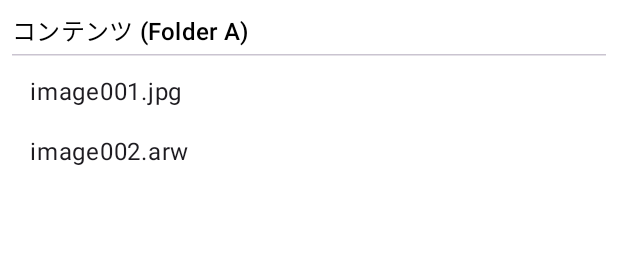
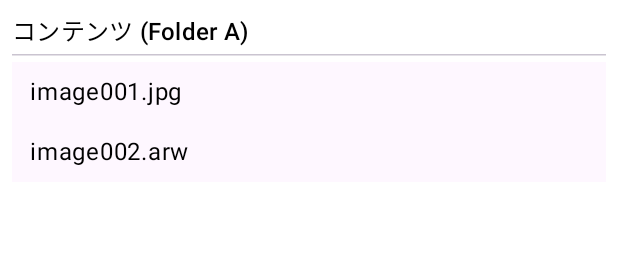
Before and after one commit to SGA-Dai-Kajimoto/CAMERA_AND_TV, an Android app built with Jetpack Compose: the @Preview function ContentPanelPreview, on a phone screen of 412 x 824 dp. Shown: the top 273 px of the screen. Run offline under Robolectric (Android 15) with nearby library versions, the light colour scheme and no system bars; network calls fail.

Commit message:
fix: use dev3 API URL and add D-pad focus indicator to FolderItem/ContentItem

```diff
--- a/Camera_PoC/app/src/main/java/com/sony/dtv/carmera_poc/data/local/TokenPreferences.kt
+++ b/Camera_PoC/app/src/main/java/com/sony/dtv/carmera_poc/data/local/TokenPreferences.kt
@@ -29,7 +29,7 @@ class TokenPreferences(private val dataStore: DataStore<Preferences>) {
         private val KEY_USER_ID = stringPreferencesKey("user_id")
         private val KEY_ACCOUNT = stringPreferencesKey("account")
 
-        const val DEFAULT_BASE_URL = "https://ws.dev.imagingedge.sony.net"
+        const val DEFAULT_BASE_URL = "https://ws.dev3.imagingedge.sony.net"
         const val DEFAULT_APP_TYPE = "_trial_"
 
         /** Context から TokenPreferences を生成するファクトリ */
--- a/Camera_PoC/app/src/main/java/com/sony/dtv/carmera_poc/ui/main/ContentPanel.kt
+++ b/Camera_PoC/app/src/main/java/com/sony/dtv/carmera_poc/ui/main/ContentPanel.kt
@@ -4,6 +4,8 @@ import android.net.Uri
 import android.provider.OpenableColumns
 import androidx.activity.compose.rememberLauncherForActivityResult
 import androidx.activity.result.contract.ActivityResultContracts
+import androidx.compose.foundation.background
+import androidx.compose.foundation.border
 import androidx.compose.foundation.clickable
 import androidx.compose.foundation.layout.Arrangement
 import androidx.compose.foundation.layout.Box
@@ -27,6 +29,7 @@ import androidx.compose.runtime.remember
 import androidx.compose.runtime.setValue
 import androidx.compose.ui.Alignment
 import androidx.compose.ui.Modifier
+import androidx.compose.ui.focus.onFocusChanged
 import androidx.compose.ui.platform.LocalContext
 import androidx.compose.ui.tooling.preview.Preview
 import androidx.compose.ui.unit.dp
@@ -150,16 +153,19 @@ private fun ContentItem(
     isSelected: Boolean,
     onClick: () -> Unit,
 ) {
-    val textColor = if (isSelected) {
-        MaterialTheme.colorScheme.primary
-    } else {
-        MaterialTheme.colorScheme.onSurface
+    var isFocused by remember { mutableStateOf(false) }
+    val bgColor = when {
+        isFocused -> MaterialTheme.colorScheme.inversePrimary
+        isSelected -> MaterialTheme.colorScheme.primaryContainer
+        else -> MaterialTheme.colorScheme.surface
     }
     Text(
         text = content.displayName,
-        color = textColor,
         modifier = Modifier
             .fillMaxWidth()
+            .background(bgColor)
+            .then(if (isFocused) Modifier.border(2.dp, MaterialTheme.colorScheme.primary) else Modifier)
+            .onFocusChanged { isFocused = it.isFocused }
             .clickable(onClick = onClick)
             .padding(horizontal = 12.dp, vertical = 8.dp),
     )
```
Also changed, not shown: Camera_PoC/app/src/main/java/com/sony/dtv/carmera_poc/ui/main/FolderPanel.kt (+25 -8 lines).
